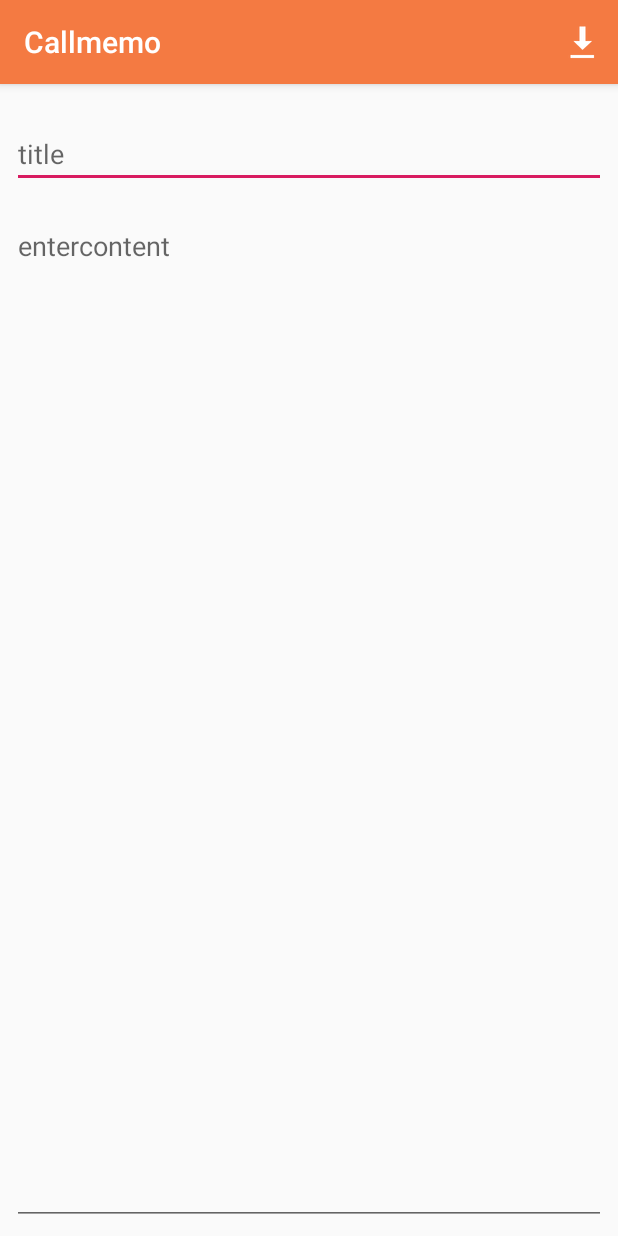
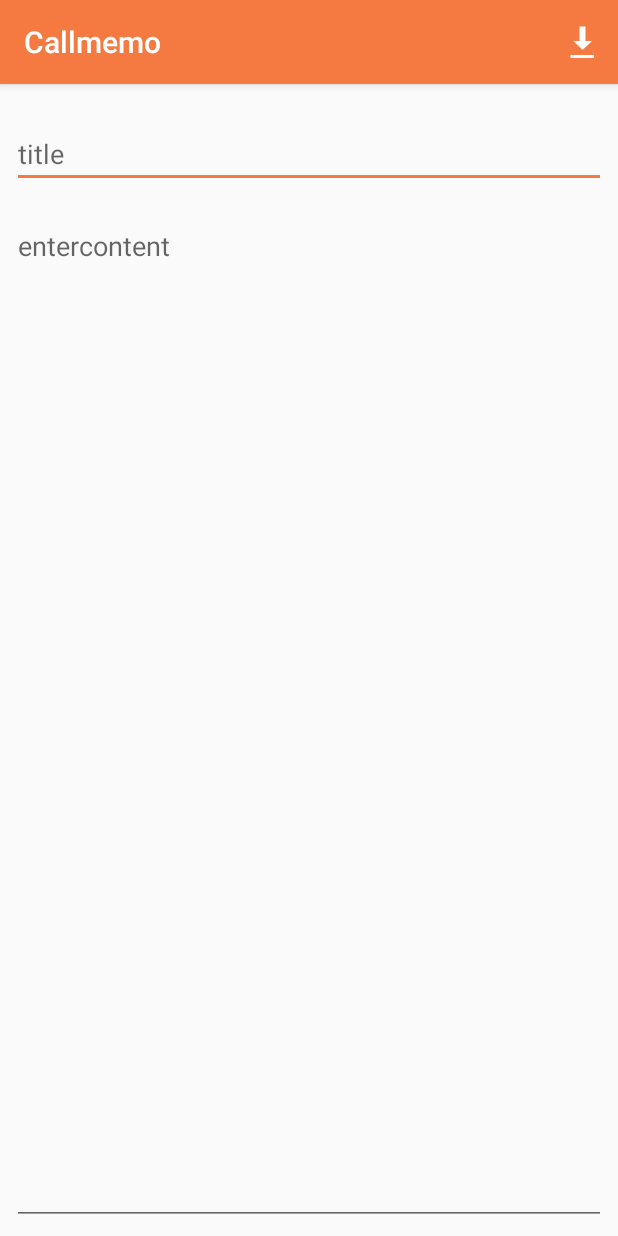
Before and after one commit to beselam/Callmemo_second_git_version, an Android app: the UserNote screen opened directly, with no data from a screen before it, on a phone screen of 412 x 824 dp. Run offline under Robolectric (Android 15) with nearby library versions, the phone set to English and light mode, and no system bars.

Commit message:
The fab color has been changed

```diff
--- a/app/src/main/res/values/colors.xml
+++ b/app/src/main/res/values/colors.xml
@@ -2,5 +2,5 @@
 <resources>
     <color name="colorPrimary">#f47a42</color>
     <color name="colorPrimaryDark">#893006</color>
-    <color name="colorAccent">#D81B60</color>
+    <color name="colorAccent">#f47a42</color>
 </resources>
```
